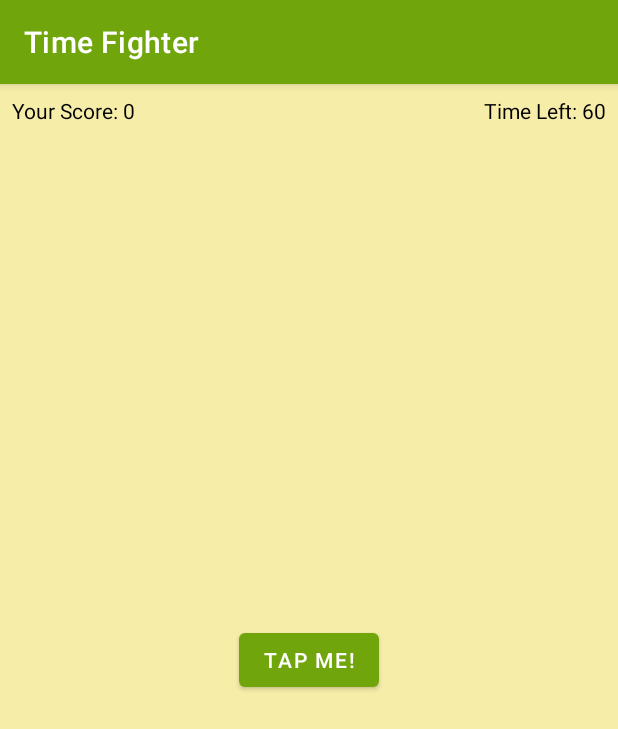
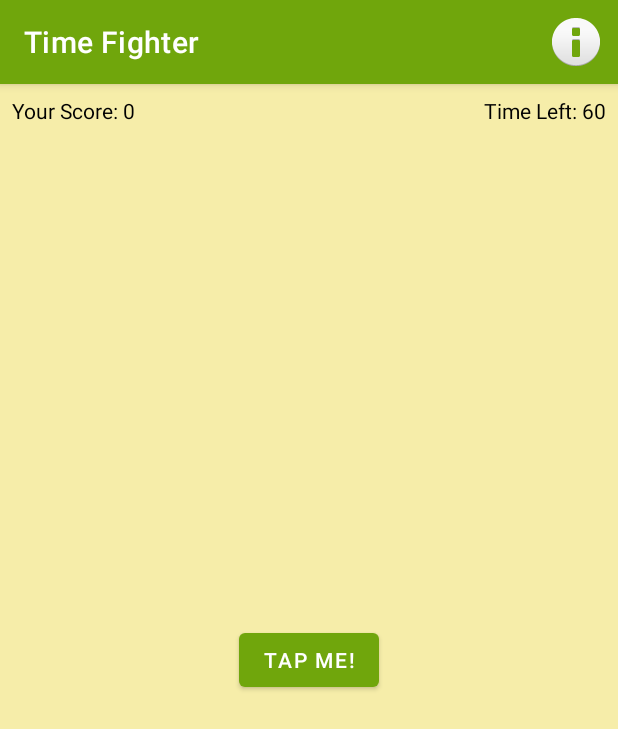
Before and after one commit to Palanka777/Comptador, an Android app: the screen it shows after launch (MainActivity), on a phone screen of 412 x 824 dp. Shown: the top 729 px of the screen. Run offline under Robolectric (Android 15) with nearby library versions, the phone set to English and light mode, and no system bars.

Commit message:
Afegeixo un menu i un dialog alert

```diff
--- a/app/src/main/java/me/davidpont/dam/comptador/MainActivity.kt
+++ b/app/src/main/java/me/davidpont/dam/comptador/MainActivity.kt
@@ -34,10 +34,13 @@ package me.davidpont.dam.comptador
 import android.os.Bundle
 import android.os.CountDownTimer
 import android.util.Log
+import android.view.Menu
+import android.view.MenuItem
 import android.view.animation.AnimationUtils
 import android.widget.Button
 import android.widget.TextView
 import android.widget.Toast
+import androidx.appcompat.app.AlertDialog
 import androidx.appcompat.app.AppCompatActivity
 
 class MainActivity : AppCompatActivity() {
@@ -82,6 +85,29 @@ class MainActivity : AppCompatActivity() {
         } else {
             resetGame()
         }
+    }
+
+    override fun onCreateOptionsMenu(menu: Menu?): Boolean {
+        super.onCreateOptionsMenu(menu)
+        menuInflater.inflate(R.menu.menu,menu)
+        return true
+    }
+
+    override fun onOptionsItemSelected(item: MenuItem): Boolean {
+        if (item.itemId == R.id.actionAbout){
+            showInfo()
+        }
+        return true
+    }
+
+    private fun showInfo() {
+        val dialogTitle =getString(R.string.aboutTitle, BuildConfig.VERSION_NAME)
+        val dialogMessage =getString(R.string.aboutMessage)
+
+        val builder = AlertDialog.Builder(this)
+
+        builder.setTitle(dialogTitle).setMessage(dialogMessage).create().show()
+
     }
 
     override fun onSaveInstanceState(outState: Bundle) {
--- /dev/null
+++ b/app/src/main/res/menu/menu.xml
@@ -0,0 +1,10 @@
+<?xml version="1.0" encoding="utf-8"?>
+<menu xmlns:app="http://schemas.android.com/apk/res-auto"
+    xmlns:android="http://schemas.android.com/apk/res/android">
+
+    <item
+        android:id="@+id/actionAbout"
+        android:icon="@android:drawable/ic_dialog_info"
+        android:title="@string/aboutMenu"
+        app:showAsAction="always" />
+</menu>
--- a/app/src/main/res/values/strings.xml
+++ b/app/src/main/res/values/strings.xml
@@ -4,4 +4,7 @@
     <string name="timeLeft">Time Left: %1$d</string>
     <string name="tapMe">Tap Me!</string>
     <string name="gameOverMessage">Time\'s up! Your score was: %1$d</string>
+    <string name="aboutMenu">About</string>
+    <string name="aboutTitle">Time Fighter %1$s</string>
+    <string name="aboutMessage">Creat per Palanka\n\nGithub:\ngithub.com/Palanka777/Comptador.git</string>
 </resources>
```
